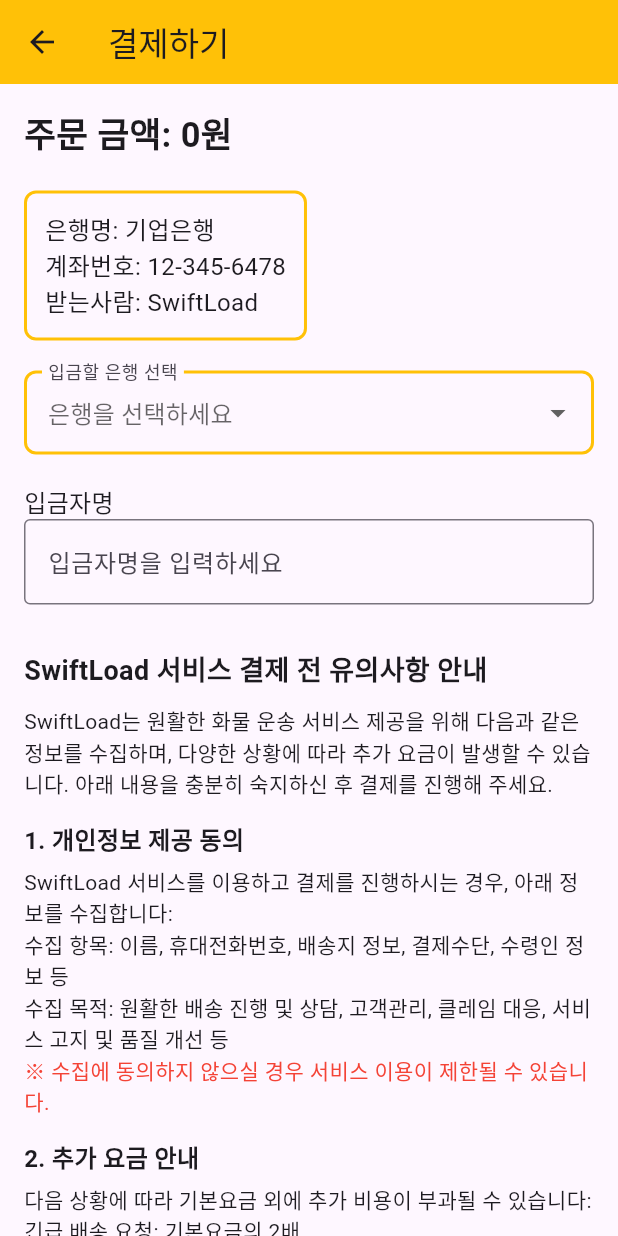
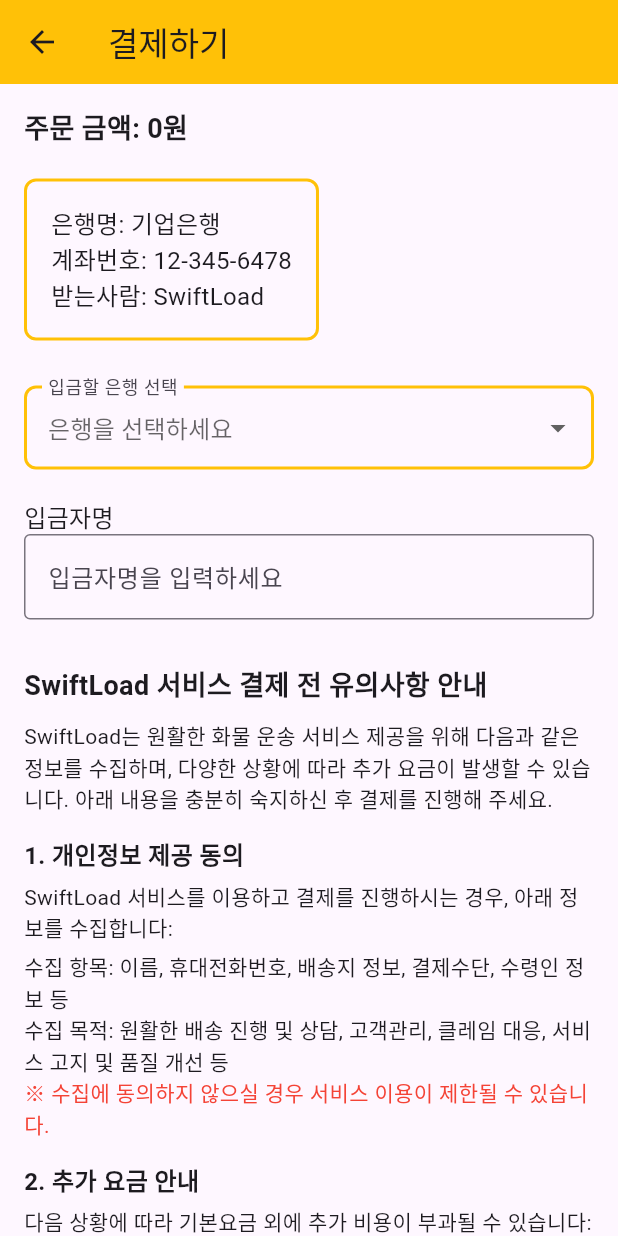
Before and after one commit to Bumjun-hub/Project_SwiftLoad, a Flutter app: the PaymentPage screen opened directly with empty values, on a phone screen of 412 x 824 dp. Run offline on Flutter 3.47's test engine with Material 3 defaults, Android fonts, the phone set to English and light mode, and no system bars; our stand-ins replace cloud_firestore, firebase_auth, firebase_core, firebase_storage, flutter_dotenv, image_picker; accounts and stored records are empty.

Commit message:
삭제 : 신청완료 멘트

```diff
--- a/flutter_app/lib/cargo_order_page.dart
+++ b/flutter_app/lib/cargo_order_page.dart
@@ -219,10 +219,6 @@
         'userId': FirebaseAuth.instance.currentUser?.uid, // 현재 사용자 UID 저장
         'status': '견적대기', // 초기 상태
       });
-
-      ScaffoldMessenger.of(context).showSnackBar(
-        const SnackBar(content: Text('화물 신청이 완료되었습니다!')),
-      );
 
       // PaymentPage로 전달할 orderData 맵 생성
       Map<String, dynamic> orderInfoForPayment = {
--- a/flutter_app/lib/payment_page.dart
+++ b/flutter_app/lib/payment_page.dart
@@ -1,8 +1,8 @@
 import 'package:flutter/material.dart';
 import 'package:cloud_firestore/cloud_firestore.dart';
 import 'package:firebase_auth/firebase_auth.dart';
-import 'package:intl/intl.dart';
-import 'package:flutter_app/order_list_page.dart';
+import 'package:intl/intl.dart'; // For number formatting
+import 'package:flutter_app/order_list_page.dart'; // order_list_page 임포트 추가
 
 class PaymentPage extends StatefulWidget {
   final Map<String, dynamic> orderData;
@@ -15,9 +15,9 @@
 
 class _PaymentPageState extends State<PaymentPage> {
   final TextEditingController _depositorNameController = TextEditingController();
-  String _paymentStatus = '대기중';
-  String? _selectedBank;
-  bool _disclaimerAccepted = false;
+  String _paymentStatus = '대기중'; // Initial status (내부적으로만 사용)
+  String? _selectedBank; // 선택된 은행
+  bool _disclaimerAccepted = false; // 주의사항 동의 체크박스 상태
 
   final List<String> _banks = [
     '기업은행',
@@ -45,11 +45,13 @@
       return;
     }
 
+    // Simulate payment processing
     setState(() {
       _paymentStatus = '결제 처리 중...';
     });
 
     try {
+      // Determine the amount to save
       int amountToSave = 0;
       final dynamic priceValue = widget.orderData['price'];
       if (priceValue is num) {
@@ -59,16 +61,18 @@
         try {
           amountToSave = double.parse(cleanedPriceString).toInt();
         } catch (e) {
+          print('ERROR: Failed to parse price string for saving: "$cleanedPriceString". Error: $e');
           amountToSave = 0;
         }
       }
 
+      // Save payment details to Firestore
       await FirebaseFirestore.instance.collection('payments').add({
         'orderId': widget.orderData['orderId'],
         'userId': FirebaseAuth.instance.currentUser?.uid,
-        'amount': amountToSave,
+        'amount': amountToSave, // Use the parsed integer amount
         'depositorName': _depositorNameController.text,
-        'selectedBank': _selectedBank,
+        'selectedBank': _selectedBank, // 선택된 은행 저장
         'timestamp': FieldValue.serverTimestamp(),
         'status': '결제 완료',
       });
@@ -77,10 +81,13 @@
         _paymentStatus = '결제 완료!';
       });
 
+      // 결제 완료 팝업 표시
       ScaffoldMessenger.of(context).showSnackBar(
         const SnackBar(content: Text('주문이 완료되었습니다. 목록에서 확인 해 주세요.')),
       );
 
+      // 팝업 표시 후 order_list_page로 이동
+      // pushReplacement를 사용하여 뒤로가기 시 결제 페이지로 돌아오지 않도록 합니다.
       Navigator.pushReplacement(
         context,
         MaterialPageRoute(builder: (context) => const OrderListPage()),
@@ -99,19 +106,26 @@
   @override
   Widget build(BuildContext context) {
     final NumberFormat currencyFormatter = NumberFormat('#,###', 'ko_KR');
-    final dynamic priceValue = widget.orderData['price'];
-    int price = 0;
+    final dynamic priceValue = widget.orderData['price']; // Get the raw price value
 
+    int price = 0; // Default price
     if (priceValue is num) {
-      price = priceValue.toInt();
+      price = priceValue.toInt(); // If it's already a number, convert to int
+      print('DEBUG (PaymentPage): Price received as num: $priceValue, converted to int: $price'); // 디버그 출력
     } else if (priceValue is String) {
+      // If it's a string, clean and parse it
       final String cleanedPriceString = priceValue.replaceAll(RegExp(r'[^\d.]'), '').trim();
       try {
         price = double.parse(cleanedPriceString).toInt();
+        print('DEBUG (PaymentPage): Price received as string: "$priceValue", cleaned: "$cleanedPriceString", converted to int: $price'); // 디버그 출력
       } catch (e) {
-        price = 0;
+        print('ERROR: Failed to parse price for display: "$cleanedPriceString". Error: $e');
+        price = 0; // Fallback to 0 on parsing error
       }
+    } else {
+      print('DEBUG (PaymentPage): Price received as unexpected type: ${priceValue.runtimeType}, value: $priceValue'); // 디버그 출력
     }
+    // If priceValue is neither num nor String, price remains 0.
 
     final String formattedPrice = currencyFormatter.format(price);
 
@@ -125,30 +139,28 @@
         child: Column(
           crossAxisAlignment: CrossAxisAlignment.start,
           children: [
-            Text('주문 금액: $formattedPrice원',
-                style: const TextStyle(fontSize: 23, fontWeight: FontWeight.bold)),
+            Text('주문 금액: $formattedPrice원', style: const TextStyle(fontSize: 18, fontWeight: FontWeight.bold)),
             const SizedBox(height: 20),
 
-            // 🔶 노란색 테두리 고정 계좌 정보
+            // 회사 은행 정보 섹션 (노란색 테두리로 감싸기)
             Container(
-              padding: const EdgeInsets.all(12),
+              padding: const EdgeInsets.all(16.0),
               decoration: BoxDecoration(
                 border: Border.all(color: Colors.amber, width: 2),
                 borderRadius: BorderRadius.circular(8),
               ),
-              child: const Column(
+              child: Column(
                 crossAxisAlignment: CrossAxisAlignment.start,
-                children: [
+                children: const [
                   Text('은행명: 기업은행', style: TextStyle(fontSize: 16)),
                   Text('계좌번호: 12-345-6478', style: TextStyle(fontSize: 16)),
                   Text('받는사람: SwiftLoad', style: TextStyle(fontSize: 16)),
                 ],
               ),
             ),
+            const SizedBox(height: 30),
 
-            const SizedBox(height: 20),
-
-            // 🔽 입금할 은행 선택
+            // 입금할 은행 선택 드롭다운
             DropdownButtonFormField<String>(
               value: _selectedBank,
               decoration: InputDecoration(
@@ -179,7 +191,6 @@
                 });
               },
             ),
-
             const SizedBox(height: 20),
 
             const Text('입금자명', style: TextStyle(fontSize: 16)),
@@ -193,10 +204,9 @@
                 setState(() {});
               },
             ),
-
             const SizedBox(height: 30),
 
-            // 📌 결제 유의사항 이하 기존 코드 그대로
+            // SwiftLoad 서비스 결제 전 유의사항 안내
             const Text(
               'SwiftLoad 서비스 결제 전 유의사항 안내',
               style: TextStyle(fontSize: 18, fontWeight: FontWeight.bold),
@@ -207,23 +217,41 @@
               style: TextStyle(fontSize: 14),
             ),
             const SizedBox(height: 15),
-            const Text('1. 개인정보 제공 동의', style: TextStyle(fontSize: 16, fontWeight: FontWeight.bold)),
+
+            const Text(
+              '1. 개인정보 제공 동의',
+              style: TextStyle(fontSize: 16, fontWeight: FontWeight.bold),
+            ),
             const SizedBox(height: 5),
             const Text(
               'SwiftLoad 서비스를 이용하고 결제를 진행하시는 경우, 아래 정보를 수집합니다:',
               style: TextStyle(fontSize: 14),
             ),
-            const Text('수집 항목: 이름, 휴대전화번호, 배송지 정보, 결제수단, 수령인 정보 등',
-                style: TextStyle(fontSize: 14)),
-            const Text('수집 목적: 원활한 배송 진행 및 상담, 고객관리, 클레임 대응, 서비스 고지 및 품질 개선 등',
-                style: TextStyle(fontSize: 14)),
-            const Text('※ 수집에 동의하지 않으실 경우 서비스 이용이 제한될 수 있습니다.',
-                style: TextStyle(fontSize: 14, color: Colors.red)),
+            const SizedBox(height: 5),
+            const Text(
+              '수집 항목: 이름, 휴대전화번호, 배송지 정보, 결제수단, 수령인 정보 등',
+              style: TextStyle(fontSize: 14),
+            ),
+            const Text(
+              '수집 목적: 원활한 배송 진행 및 상담, 고객관리, 클레임 대응, 서비스 고지 및 품질 개선 등',
+              style: TextStyle(fontSize: 14),
+            ),
+            const Text(
+              '※ 수집에 동의하지 않으실 경우 서비스 이용이 제한될 수 있습니다.',
+              style: TextStyle(fontSize: 14, color: Colors.red),
+            ),
             const SizedBox(height: 15),
-            const Text('2. 추가 요금 안내', style: TextStyle(fontSize: 16, fontWeight: FontWeight.bold)),
+
+            const Text(
+              '2. 추가 요금 안내',
+              style: TextStyle(fontSize: 16, fontWeight: FontWeight.bold),
+            ),
             const SizedBox(height: 5),
-            const Text('다음 상황에 따라 기본요금 외에 추가 비용이 부과될 수 있습니다:',
-                style: TextStyle(fontSize: 14)),
+            const Text(
+              '다음 상황에 따라 기본요금 외에 추가 비용이 부과될 수 있습니다:',
+              style: TextStyle(fontSize: 14),
+            ),
+            const SizedBox(height: 5),
             const Text('긴급 배송 요청: 기본요금의 2배', style: TextStyle(fontSize: 14)),
             const Text('과적/과대 물품: 주문 시 확인', style: TextStyle(fontSize: 14)),
             const Text('왕복 배송 요청: 편도요금의 2배', style: TextStyle(fontSize: 14)),
@@ -233,13 +261,21 @@
             const Text('  다마스/라보: 10,000원', style: TextStyle(fontSize: 14)),
             const Text('  1톤: 20,000원', style: TextStyle(fontSize: 14)),
             const Text('  1톤 초과: 30,000원 ~ 50,000원', style: TextStyle(fontSize: 14)),
-            const Text('야간/휴일/눈길/명절/한파 운행 시: 3,000원 ~ 5,000원 추가 요금 발생',
-                style: TextStyle(fontSize: 14)),
+            const Text('야간/휴일/눈길/명절/한파 운행 시: 3,000원 ~ 5,000원 추가 요금 발생', style: TextStyle(fontSize: 14)),
             const SizedBox(height: 15),
-            const Text('3. 기타', style: TextStyle(fontSize: 16, fontWeight: FontWeight.bold)),
-            const Text('요금은 수수료 및 거리, 시간, 날씨, 도로 상황 등을 반영하여 책정됩니다.',
-                style: TextStyle(fontSize: 14)),
+
+            const Text(
+              '3. 기타',
+              style: TextStyle(fontSize: 16, fontWeight: FontWeight.bold),
+            ),
+            const SizedBox(height: 5),
+            const Text(
+              '요금은 수수료 및 거리, 시간, 날씨, 도로 상황 등을 반영하여 책정됩니다.',
+              style: TextStyle(fontSize: 14),
+            ),
             const SizedBox(height: 30),
+
+            // 최종 결제 금액 강조 및 체크박스
             Text(
               '최종 결제 금액은 견적에 기반해 산정되며, 상황에 따라 변경될 수 있습니다.',
               style: TextStyle(fontSize: 16, fontWeight: FontWeight.bold, color: Colors.red[700]),
@@ -252,10 +288,11 @@
                   _disclaimerAccepted = newValue ?? false;
                 });
               },
-              controlAffinity: ListTileControlAffinity.leading,
-              activeColor: Colors.amber,
+              controlAffinity: ListTileControlAffinity.leading, // 체크박스를 왼쪽에 배치
+              activeColor: Colors.amber, // 체크박스 활성화 시 색상
             ),
             const SizedBox(height: 20),
+
             SizedBox(
               width: double.infinity,
               child: ElevatedButton(
@@ -264,7 +301,7 @@
                   backgroundColor: Colors.amber,
                   padding: const EdgeInsets.symmetric(vertical: 15),
                 ),
-                child: const Text(
+                child: const Text( // 텍스트를 '결제하기'로 고정
                   '결제하기',
                   style: TextStyle(fontSize: 18, color: Colors.black),
                 ),
```
